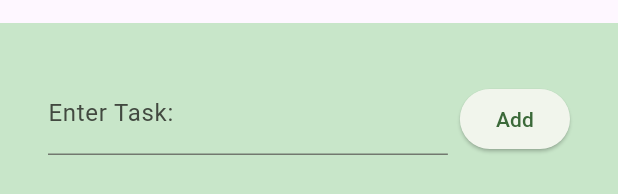
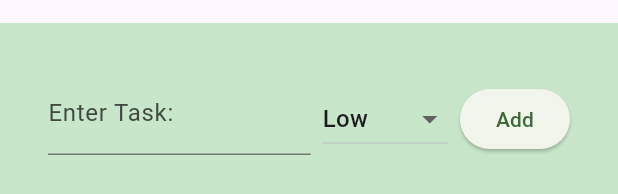
Before and after one commit to thanhhang1306/todo_spring_2025, a Flutter app: the FilterSheet widget shown alone on an empty page, opened directly with empty values, after a tap on "Apply", on a phone screen of 412 x 824 dp. Shown: the part 1033-1227 px from the top of the screen. Run offline on Flutter 3.47's test engine with Material 3 defaults, Android fonts, the light colour scheme and no system bars; our stand-ins replace cloud_firestore, firebase_auth, firebase_core, flutter_local_notifications, google_fonts, google_sign_in and 2 more; accounts and stored records are empty.

Commit message:
add priority

```diff
--- a/lib/data/todo.dart
+++ b/lib/data/todo.dart
@@ -7,6 +7,7 @@
   final DateTime createdAt;
   final DateTime? completedAt;
   final DateTime? dueAt;
+  final String priority;
 
   Todo({
     required this.id,
@@ -15,6 +16,7 @@
     required this.createdAt,
     required this.completedAt,
     required this.dueAt,
+    required this.priority,
   });
 
   Map<String, dynamic> toSnapshot() {
@@ -24,6 +26,7 @@
       'createdAt': Timestamp.fromDate(createdAt),
       'completedAt': completedAt != null ? Timestamp.fromDate(completedAt!) : null,
       'dueAt': dueAt != null ? Timestamp.fromDate(dueAt!) : null,
+      'priority': priority,
     };
   }
 
@@ -36,6 +39,7 @@
       createdAt: data['createdAt'] != null ? (data['createdAt'] as Timestamp).toDate() : DateTime.now(),
       completedAt: data['completedAt'] != null ? (data['completedAt'] as Timestamp).toDate() : null,
       dueAt: data['dueAt'] != null ? (data['dueAt'] as Timestamp).toDate() : null,
+      priority: data['priority'] as String? ?? 'low',
     );
   }
 }
--- a/lib/home/filter/filter_sheet.dart
+++ b/lib/home/filter/filter_sheet.dart
@@ -3,8 +3,17 @@
 class FilterSheetResult {
   final String sortBy;
   final String order;
+  final String priority;
+  final DateTime? startDate;
+  final DateTime? endDate;
 
-  FilterSheetResult({required this.sortBy, required this.order});
+  FilterSheetResult({
+    required this.sortBy,
+    required this.order,
+    required this.priority,
+    this.startDate,
+    this.endDate,
+  });
 }
 
 class FilterSheet extends StatefulWidget {
@@ -22,12 +31,18 @@
 class _FilterSheetState extends State<FilterSheet> {
   String _sortBy = 'date';
   String _order = 'ascending';
+  String _priority = 'all';
+  DateTime? _startDate;
+  DateTime? _endDate;
 
   @override
   void initState() {
+    super.initState();
     _sortBy = widget.initialFilters.sortBy;
     _order = widget.initialFilters.order;
-    super.initState();
+    _priority = widget.initialFilters.priority;
+    _startDate = widget.initialFilters.startDate;
+    _endDate = widget.initialFilters.endDate;
   }
 
   @override
@@ -75,12 +90,74 @@
               ),
             ],
           ),
-          const SizedBox(height: 200),
+          const SizedBox(height: 16),
+          // Priority dropdown
+          Row(
+            children: [
+              const Text('Priority:'),
+              const SizedBox(width: 16),
+              Expanded(
+                child: DropdownButton<String>(
+                  value: _priority,
+                  items: const [
+                    DropdownMenuItem(value: 'all', child: Text('All Priorities')),
+                    DropdownMenuItem(value: 'high', child: Text('High')),
+                    DropdownMenuItem(value: 'medium', child: Text('Medium')),
+                    DropdownMenuItem(value: 'low', child: Text('Low')),
+                  ],
+                  onChanged: (value) {
+                    setState(() {
+                      _priority = value ?? _priority;
+                    });
+                  },
+                ),
+              ),
+            ],
+          ),
+          const SizedBox(height: 16),
+          // Date range pickers
+          ListTile(
+            title: Text(
+              'From: ${_startDate != null ? _startDate!.toLocal().toString().split(' ')[0] : 'Any'}',
+            ),
+            trailing: const Icon(Icons.calendar_today),
+            onTap: () async {
+              final d = await showDatePicker(
+                context: context,
+                initialDate: _startDate ?? DateTime.now(),
+                firstDate: DateTime(2000),
+                lastDate: DateTime(2050),
+              );
+              if (d != null) setState(() => _startDate = d);
+            },
+          ),
+          ListTile(
+            title: Text(
+              'To:   ${_endDate != null ? _endDate!.toLocal().toString().split(' ')[0] : 'Any'}',
+            ),
+            trailing: const Icon(Icons.calendar_today),
+            onTap: () async {
+              final d = await showDatePicker(
+                context: context,
+                initialDate: _endDate ?? DateTime.now(),
+                firstDate: DateTime(2000),
+                lastDate: DateTime(2050),
+              );
+              if (d != null) setState(() => _endDate = d);
+            },
+          ),
+          const SizedBox(height: 16),
           ElevatedButton(
             onPressed: () {
               Navigator.pop(
                 context,
-                FilterSheetResult(sortBy: _sortBy, order: _order),
+                FilterSheetResult(
+                  sortBy: _sortBy,
+                  order: _order,
+                  priority: _priority,
+                  startDate: _startDate,
+                  endDate: _endDate,
+                ),
               );
             },
             child: const Text('Apply'),
```
Also changed, not shown: lib/home/home_screen.dart (+91 -18 lines).
